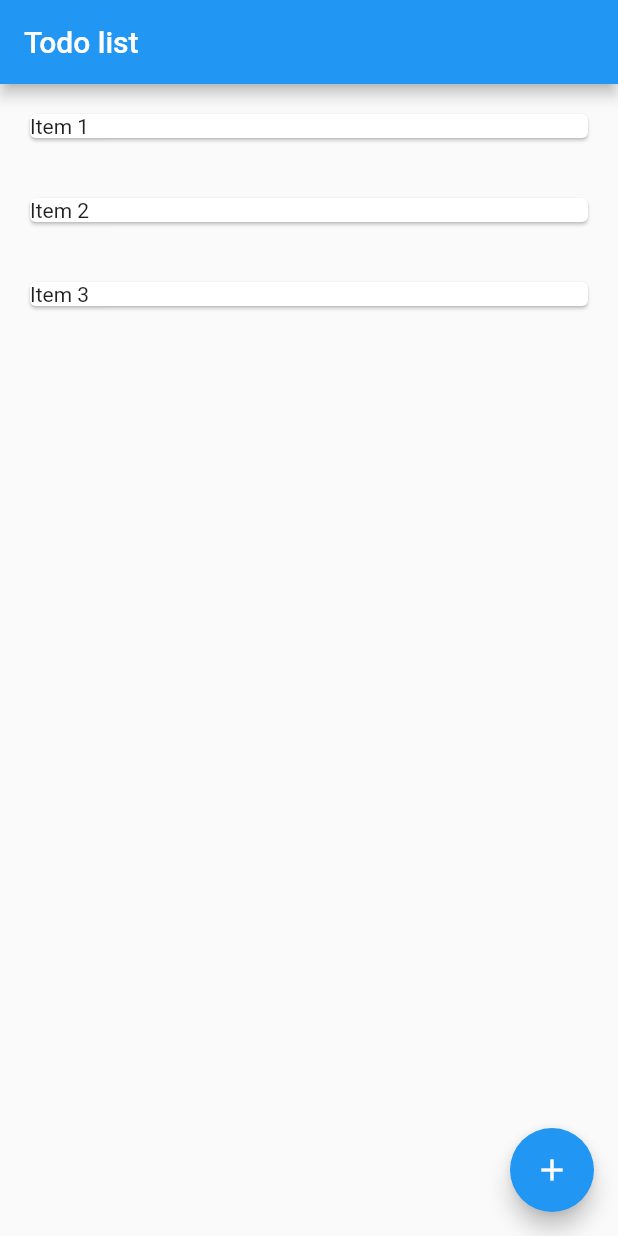
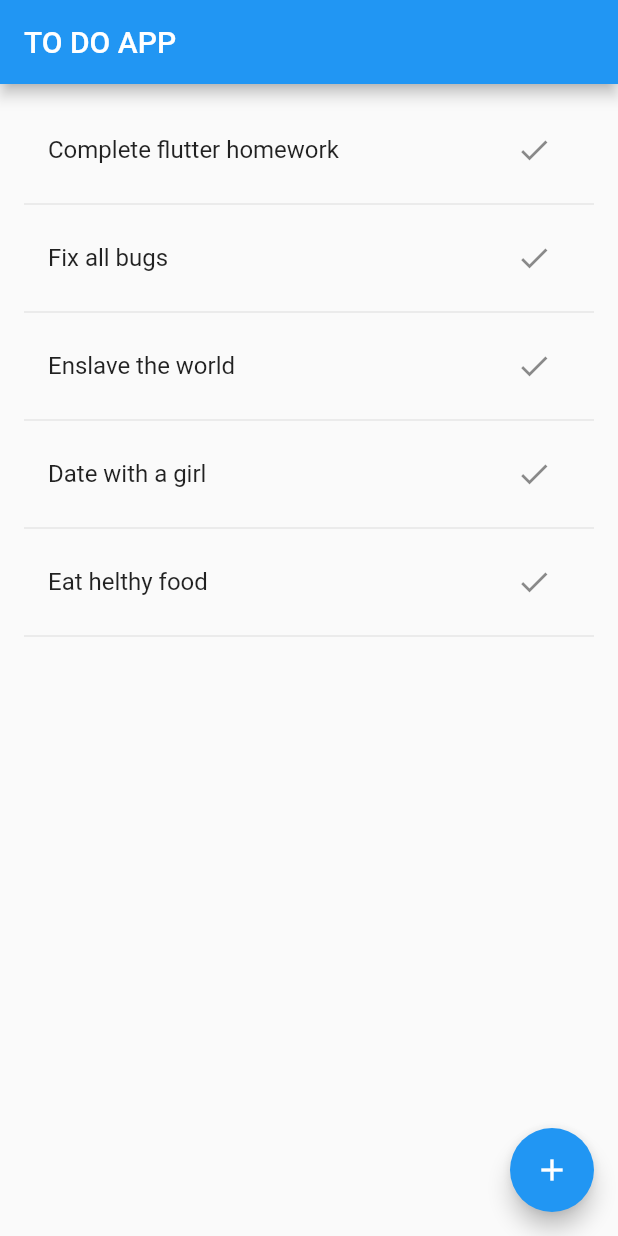
Before and after one commit to NordAlex/FlutterCourse, a Flutter app: the screen it shows after launch, on a phone screen of 412 x 824 dp. Run offline on Flutter 3.47's test engine with Material 2 defaults, Android fonts, the phone set to English and light mode, and no system bars.

Commit message:
Update list tile.

```diff
--- a/FlutterBasics/lecture2_todo_app/lib/widgets/todo_list_widget.dart
+++ b/FlutterBasics/lecture2_todo_app/lib/widgets/todo_list_widget.dart
@@ -8,40 +8,77 @@ class TodoList extends StatefulWidget {
 }
 
 class TodoListState extends State<TodoList> {
-  List<String> items = ['Item 1', 'Item 2', 'Item 3'];
+  final TextEditingController _textFieldController = TextEditingController();
+  final GlobalKey<ScaffoldState> _scaffoldkey =  GlobalKey<ScaffoldState>();
+
+  final _appName = 'TO DO APP';
+  final _itemRemovedText = 'Item is completed. Well done!';
+  final _addItemText ='Write new action todo';
+  final _cancelText = 'Cancel';
+  final _okText = 'Ok';
+
+  List<String> items = [
+    'Complete flutter homework',
+    'Fix all bugs',
+    'Enslave the world',
+    'Date with a girl',
+    'Eat helthy food'
+  ];
 
   Widget _buildList() {
     return ListView.builder(
+        padding: const EdgeInsets.all(16.0),
         itemCount: items.length,
         itemBuilder: (BuildContext ctxt, int index) {
-          return ListTile(title: Card( child: Text(items[index])));
+          return Column(children: <Widget>[
+            ListTile(
+              title: Text(items[index]),
+              trailing: IconButton(
+                icon: const Icon(Icons.done),
+                onPressed: () => _removeItex(index),
+              ),
+            ),
+            Divider()
+          ]);
         });
   }
 
-  TextEditingController _textFieldController = TextEditingController();
+  void _removeItex(int index) {
+    setState(() {
+      items.removeAt(index);
+    });
+    _showSnackBar();
+  }
+
+void _showSnackBar() {
+    final snackBarContent = SnackBar(
+      content: Text(_itemRemovedText),
+    );
+    _scaffoldkey.currentState.showSnackBar(snackBarContent);
+  }
 
   void _addNewItem(BuildContext context) {
     showDialog<AlertDialog>(
         context: context,
         builder: (context) {
           return AlertDialog(
-            title: Text('Write new action todo'),
+            title: Text(_addItemText),
             content: TextField(
               controller: _textFieldController,
               decoration: InputDecoration(hintText: 'Todo action'),
             ),
             actions: <Widget>[
               FlatButton(
-                child: Text('CANCEL'),
+                child: Text(_cancelText),
                 onPressed: () {
                   Navigator.of(context).pop();
                 },
               ),
               FlatButton(
-            child: Text('Add'),
+                child: Text(_okText),
                 onPressed: () {
                   setState(() {
-                if (_textFieldController.text.length > 0) {
+                    if (_textFieldController.text.isNotEmpty) {
                       items.add(_textFieldController.text);
                       _textFieldController.clear();
                     }
@@ -57,12 +94,13 @@ class TodoListState extends State<TodoList> {
   @override
   Widget build(BuildContext context) {
     return Scaffold(
-        appBar: AppBar(title: Text("Todo list")),
+      key: _scaffoldkey,
+        appBar: AppBar(title: Text(_appName)),
         body: _buildList(),
         floatingActionButton: FloatingActionButton(
           onPressed: () => _addNewItem(context),
-          tooltip: 'Add',
-          child: Icon(Icons.add),
+          tooltip: _okText,
+          child: const Icon(Icons.add),
         ));
   }
 }
```
Lines whose indentation alone changed are shown as unchanged.
